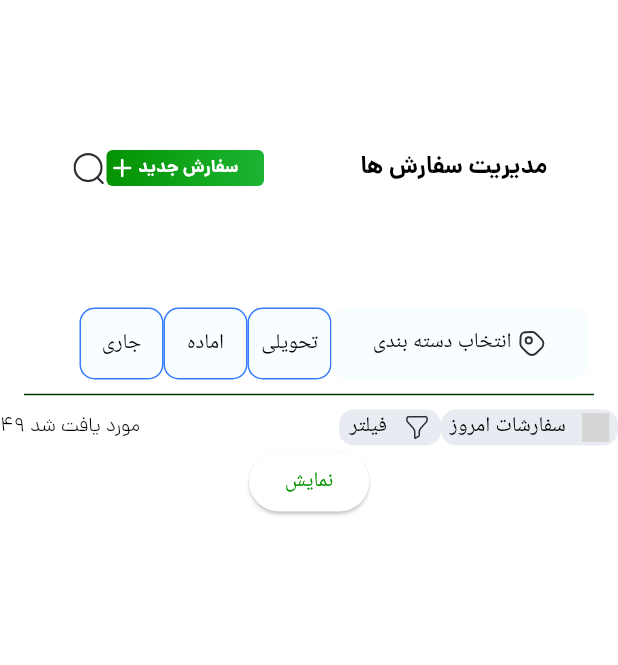
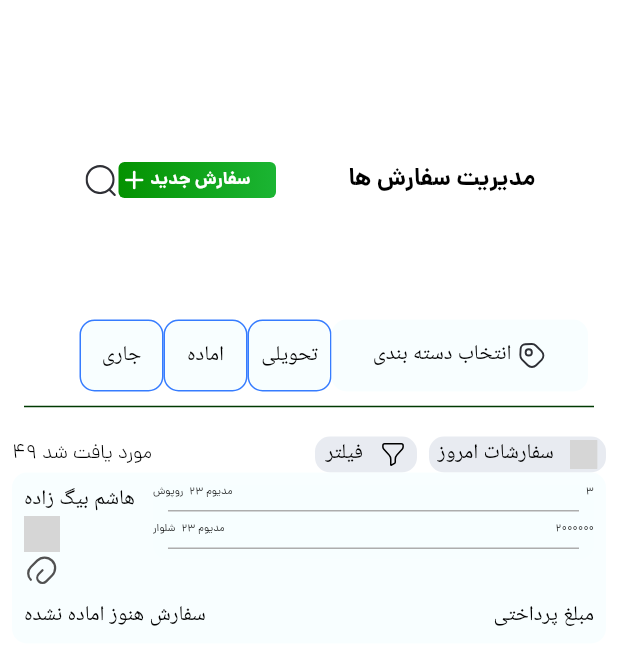
Before and after one commit to hdsneshati/layer_first_task, a Flutter app: the OrdersScreen screen opened directly, on a phone screen of 412 x 824 dp. Shown: the top 665 px of the screen. Run offline on Flutter 3.47's test engine with Material 3 defaults, Android fonts, the phone set to English and light mode, and no system bars; our stand-ins replace flutter_svg, pinput; grey boxes are pictures that could not be loaded.

Commit message:
add vard and filter and searchbar in order screen

```diff
--- a/layer_first_task/lib/feature/presentation/orders/screens/bottunscroler.dart
+++ b/layer_first_task/lib/feature/presentation/orders/screens/bottunscroler.dart
@@ -1,4 +1,4 @@
-import 'package:flutter/material.dart';
+/*import 'package:flutter/material.dart';
 import 'package:flutter_svg/svg.dart';
 import 'package:layer_first_task/config/asset/icons_path.dart';
 import 'package:layer_first_task/config/theme/text_styles.dart';
@@ -289,3 +289,4 @@ class Scroll2 extends StatelessWidget {
     );
   }
 }
+*/
--- a/layer_first_task/lib/feature/presentation/orders/screens/order.dart
+++ b/layer_first_task/lib/feature/presentation/orders/screens/order.dart
@@ -1,4 +1,4 @@
-import 'package:flutter/material.dart';
+/*import 'package:flutter/material.dart';
 import 'package:flutter_svg/svg.dart';
 import 'package:layer_first_task/config/asset/icons_path.dart';
 
@@ -164,3 +164,4 @@ class BottomSheetContent extends StatelessWidget {
     );
   }
 }
+*/
--- a/layer_first_task/lib/feature/presentation/orders/screens/orser_screen.dart
+++ b/layer_first_task/lib/feature/presentation/orders/screens/orser_screen.dart
@@ -1,6 +1,6 @@
 import 'package:flutter/material.dart';
 import 'package:layer_first_task/config/extentions/gap_space_extension.dart';
-import 'package:layer_first_task/feature/presentation/orders/screens/order.dart';
+import 'package:layer_first_task/feature/presentation/orders/widgets/card.dart';
 import 'package:layer_first_task/feature/presentation/orders/widgets/filter_data_widget.dart';
 import 'package:layer_first_task/feature/presentation/orders/widgets/header.dart';
 import 'package:layer_first_task/feature/presentation/orders/widgets/search_header.dart';
@@ -16,7 +16,9 @@ class _OrdersScreenState extends State<OrdersScreen> {
   @override
   Widget build(BuildContext context) {
     return Scaffold(
-        body: Center(
+        body: Padding(
+      padding: const EdgeInsets.all(8.0),
+      child: Center(
         child: Column(
           children: [
             100.0.verticalSpace,
@@ -27,16 +29,22 @@ class _OrdersScreenState extends State<OrdersScreen> {
               color: Color(0xff003A02), // رنگ خط
               thickness: 1, // ضخامت خط
               height: 20, // فاصله عمودی اطراف خط
-            indent: 16, // فاصله از چپ
-            endIndent: 16, // فاصله از راست
+              indent: 8, // فاصله از چپ
+              endIndent: 8, // فاصله از راست
             ),
+            10.0.verticalSpace,
             const FilterData(),
-          ElevatedButton(
-          onPressed: () => MySimpleBottomSheet.show(context),
-          child: const Text("نمایش"),
+            CardOrderScreen(
+              customerName: 'هاشم بیگ زاده',
+              status: 'سفارش هنوز اماده نشده',
+              payment: 'مبلغ پرداختی',
+              items: [
+                OrderItem(title: 'روپوش', desc: '۲۳ مدیوم', value: '۳'),
+                OrderItem(title: 'شلوار', desc: '۲۳ مدیوم', value: '۲۰۰۰۰۰۰'),
+              ],
+            )
+          ],
         ),
-
-        ],
       ),
     ));
   }
--- a/layer_first_task/lib/feature/presentation/orders/widgets/card.dart
+++ b/layer_first_task/lib/feature/presentation/orders/widgets/card.dart
@@ -3,9 +3,25 @@ import 'package:flutter_svg/svg.dart';
 import 'package:layer_first_task/config/asset/icons_path.dart';
 import 'package:layer_first_task/config/theme/color_pallet.dart';
 
-class Card extends StatelessWidget {
-  const Card({
+class OrderItem {
+  final String title;
+  final String desc;
+  final String value;
+  OrderItem({required this.title, required this.desc, required this.value});
+}
+
+class CardOrderScreen extends StatelessWidget {
+  final String customerName;
+  final String status;
+  final String payment;
+  final List<OrderItem> items;
+
+  const CardOrderScreen({
     super.key,
+    required this.customerName,
+    required this.status,
+    required this.payment,
+    required this.items,
   });
 
   @override
@@ -21,10 +37,12 @@ class Card extends StatelessWidget {
         child: Column(
           children: [
             Row(
+              crossAxisAlignment: CrossAxisAlignment.start,
               children: [
                 Column(
+                  crossAxisAlignment: CrossAxisAlignment.start,
                   children: [
-                    const Text('هاشم بیگ زاده'),
+                    Text(customerName),
                     Row(
                       children: [
                         SvgPicture.asset(
@@ -41,125 +59,71 @@ class Card extends StatelessWidget {
                     ),
                   ],
                 ),
-                Container(
+                const SizedBox(width: 12),
+                Expanded(
+                  child: Container(
                     decoration: BoxDecoration(
-                    color:
-                        Theme.of(context).colorScheme.secondaryContainer,
+                      color: Theme.of(context).colorScheme.secondaryContainer,
                       borderRadius: BorderRadius.circular(10),
                     ),
                     child: Column(
                       children: [
-                      Row(
+                        ...items.map((item) => Column(
                           children: [
                             Row(
                               children: [
                                 Text(
-                            'روپوش',
+                                  item.title,
                                   style: TextStyle(
                                     fontFamily: "dana",
                                     fontSize: 7,
-                              color:
-                                  ColorPallet.lightColorScheme.onSurface,
+                                    color: ColorPallet.lightColorScheme.onSurface,
                                     fontWeight: FontWeight.w400,
                                   ),
                                 ),
+                                const SizedBox(width: 4),
                                 Text(
-                            '۲۳ مدیوم',
+                                  item.desc,
                                   style: TextStyle(
                                     fontFamily: "dana",
                                     fontSize: 7,
-                              color:
-                                  ColorPallet.lightColorScheme.onSurface,
+                                    color: ColorPallet.lightColorScheme.onSurface,
                                     fontWeight: FontWeight.w400,
                                   ),
                                 ),
-
-                            ],
-                          ),
-                        const  Spacer(),
+                                const Spacer(),
                                 Text(
-                            '۳',
+                                  item.value,
                                   style: TextStyle(
                                     fontFamily: "dana",
                                     fontSize: 7,
-                              color:
-                                  ColorPallet.lightColorScheme.onSurface,
+                                    color: ColorPallet.lightColorScheme.onSurface,
                                     fontWeight: FontWeight.w400,
-                            ),
-                          ),
-
-                        ],
-                      ),
-
-                      const Divider(
-                        color: Color(0xffADADAD), // رنگ خط
-                        thickness: 1, // ضخامت خط
-                        height: 15, // فاصله عمودی اطراف خط
-                        indent: 10, // فاصله از چپ
-                        endIndent: 10, // فاصله از راست
-                      ),
-                       Row(
-                        children: [
-                          Row(
-                            children: [
-                               Text(
-                            'شلوار',
-                            style: TextStyle(
-                              fontFamily: "dana",
-                              fontSize: 7,
-                              color:
-                                  ColorPallet.lightColorScheme.onSurface,
-                              fontWeight: FontWeight.w400,
-                            ),
-                          ),
-                    Text(
-                            '۲۳ مدیوم',
-                            style: TextStyle(
-                              fontFamily: "dana",
-                              fontSize: 7,
-                              color:
-                                  ColorPallet.lightColorScheme.onSurface,
-                              fontWeight: FontWeight.w400,
-                            ),
-                          ),
-
-                            ],
-                          ),
-                        const  Spacer(),
-                          Text(
-                            '۲۰۰۰۰۰۰',
-                            style: TextStyle(
-                              fontFamily: "dana",
-                              fontSize: 7,
-                              color:
-                                  ColorPallet.lightColorScheme.onSurface,
-                              fontWeight: FontWeight.w400,
-                            ),
-                          ),
-
-                        ],
-                      ),
-
-                      const Divider(
-                        color: Color(0xffADADAD), // رنگ خط
-                        thickness: 1, // ضخامت خط
-                        height: 15, // فاصله عمودی اطراف خط
-                        indent: 10, // فاصله از چپ
-                        endIndent: 10, // فاصله از راست
-                      ),
-                      Row(),
-                    ],
                                   ),
                                 ),
                               ],
                             ),
-            const Row(
+                            const Divider(
+                              color: Color(0xffADADAD),
+                              thickness: 1,
+                              height: 15,
+                              indent: 10,
+                              endIndent: 10,
+                            ),
+                          ],
+                        )),
+                      ],
+                    ),
+                  ),
+                ),
+              ],
+            ),
+            const SizedBox(height: 8),
+            Row(
               mainAxisAlignment: MainAxisAlignment.spaceBetween,
               children: [
-                Text('سفارش هنوز اماده نشده'),
-                Text(
-                  'مبلغ پرداختی',
-                ),
+                Text(status),
+                Text(payment),
               ],
             ),
           ],
--- a/layer_first_task/lib/feature/presentation/orders/widgets/filter_data_widget.dart
+++ b/layer_first_task/lib/feature/presentation/orders/widgets/filter_data_widget.dart
@@ -1,12 +1,22 @@
 import 'package:flutter/material.dart';
 import 'package:flutter_svg/svg.dart';
 import 'package:layer_first_task/config/asset/icons_path.dart';
+import 'package:layer_first_task/config/extentions/gap_space_extension.dart';
 import 'package:layer_first_task/config/theme/color_pallet.dart';
 
-class FilterData extends StatelessWidget {
+class FilterData extends StatefulWidget {
   const FilterData({
     super.key,
   });
+
+  @override
+  State<FilterData> createState() => _FilterDataState();
+}
+
+class _FilterDataState extends State<FilterData> {
+   int selectedIndex = 0; // 0: هیچکدام، 1: فیلتر، 2: سفارشات امروز
+
+
 
   @override
   Widget build(BuildContext context) {
@@ -31,12 +41,18 @@ class FilterData extends StatelessWidget {
             Row(
               children: [
                 InkWell(
+                  onTap: () {
+                     setState(() {
+                      selectedIndex = 1;
+                    });
+                  },
                   child: Container(
                     width: 68,
                     height: 24,
                     decoration: BoxDecoration(
-                      color: Color(0xffE8EBF1),
-                      borderRadius: BorderRadius.circular(10),
+ color: selectedIndex == 1
+                          ? Theme.of(context).colorScheme.primary.withOpacity(0.2)
+                          : const Color(0xffE8EBF1),                      borderRadius: BorderRadius.circular(10),
                     ),
                     child: Row(
                       mainAxisAlignment: MainAxisAlignment.center,
@@ -44,26 +60,41 @@ class FilterData extends StatelessWidget {
                         Text(
                           'فیلتر   ',
                           style: TextStyle(
-                            color:
-                                Theme.of(context).colorScheme.onSurface,
-                          ),
+                             color: selectedIndex == 1
+                                ? Theme.of(context).colorScheme.primary
+                                : Theme.of(context).colorScheme.onSurface,
+                       ),
                         ),
                         SvgPicture.asset(
                           width: 18,
                           height: 19,
                           IconPath.filter,
+                          colorFilter: ColorFilter.mode(
+                            selectedIndex == 1
+                                ? Theme.of(context).colorScheme.primary
+                                : Theme.of(context).colorScheme.onSurface,
+                            BlendMode.srcIn,
+                          ),
                         ),
                       ],
                     ),
                   ),
                 ),
+                8.0.horizontalSpace,
                 InkWell(
+                    onTap: () {
+                    setState(() {
+                      selectedIndex = 2;
+                    });
+                  },
                   child: Container(
                     width: 118,
                     height: 24,
                     decoration: BoxDecoration(
-                      color: Color(0xffE8EBF1),
-                      borderRadius: BorderRadius.circular(10),
+                      color: selectedIndex == 2
+                          ? Theme.of(context).colorScheme.primary.withOpacity(0.2)
+                          : const Color(0xffE8EBF1),
+                    borderRadius: BorderRadius.circular(10),
                     ),
                     child: Row(
                       mainAxisAlignment: MainAxisAlignment.center,
@@ -71,14 +102,21 @@ class FilterData extends StatelessWidget {
                         Text(
                           'سفارشات امروز   ',
                           style: TextStyle(
-                            color:
-                                Theme.of(context).colorScheme.onSurface,
-                          ),
+                            color: selectedIndex == 2
+                                ? Theme.of(context).colorScheme.primary
+                                : Theme.of(context).colorScheme.onSurface,
+                         ),
                         ),
                         SvgPicture.asset(
                           width: 18,
                           height: 19,
                           IconPath.calender,
+                            colorFilter: ColorFilter.mode(
+                            selectedIndex == 2
+                                ? Theme.of(context).colorScheme.primary
+                                : Theme.of(context).colorScheme.onSurface,
+                            BlendMode.srcIn,
+                          ),
                         ),
                       ],
                     ),
--- a/layer_first_task/lib/feature/presentation/orders/widgets/search_header.dart
+++ b/layer_first_task/lib/feature/presentation/orders/widgets/search_header.dart
@@ -16,7 +16,7 @@ class _SearchHeaderState extends State<SearchHeader> {
   @override
   Widget build(BuildContext context) {
     return Padding(
-      padding: const EdgeInsets.symmetric(horizontal: 20),
+      padding: const EdgeInsets.symmetric(horizontal: 12),
       child: Row(
         mainAxisAlignment: MainAxisAlignment.end,
         children: [
--- a/layer_first_task/lib/main.dart
+++ b/layer_first_task/lib/main.dart
@@ -1,6 +1,6 @@
 import 'package:flutter/material.dart';
 import 'package:layer_first_task/config/theme/color_pallet.dart';
-import 'package:layer_first_task/feature/presentation/orders/screens/bottunscroler.dart';
+import 'package:layer_first_task/feature/presentation/orders/screens/orser_screen.dart';
 
 void main() {
   runApp(const MyApp());
@@ -19,7 +19,7 @@ class MyApp extends StatelessWidget {
         useMaterial3: true,
       ),
       debugShowCheckedModeBanner: false,
-      home: const Scroll2(),
+      home: const OrdersScreen(),
     );
   }
 }
```
Lines whose indentation alone changed are shown as unchanged.
